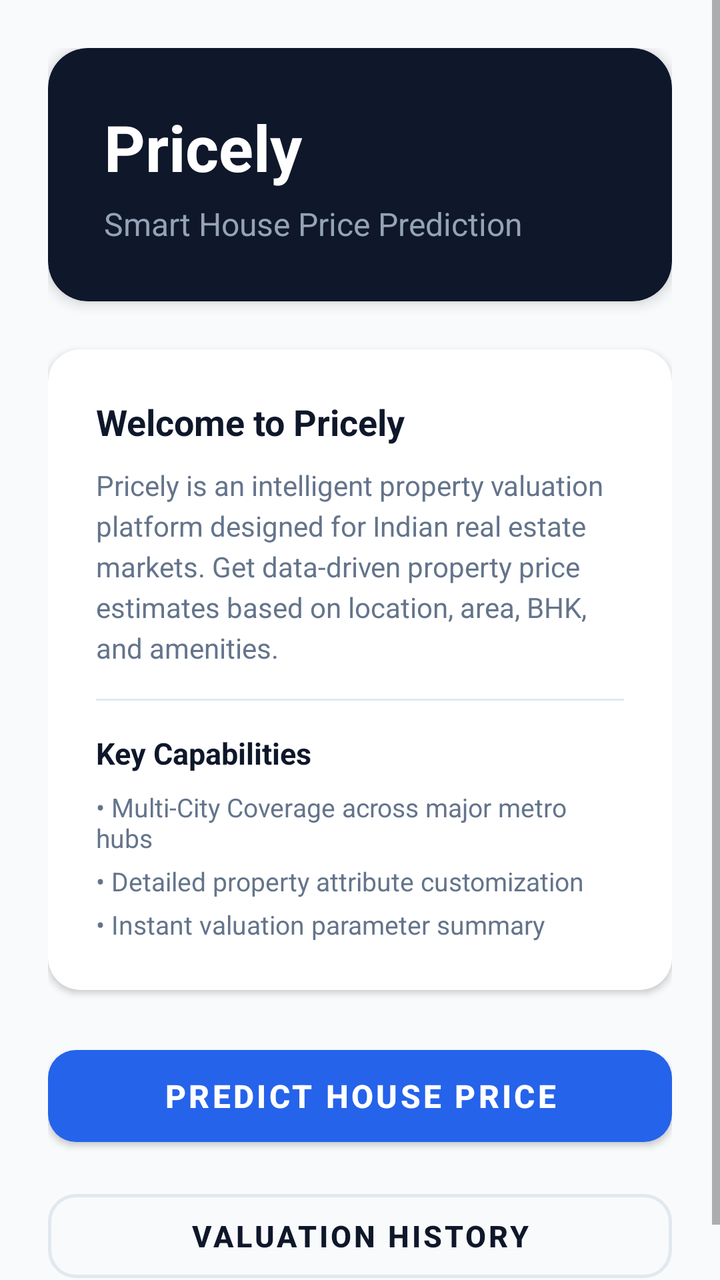
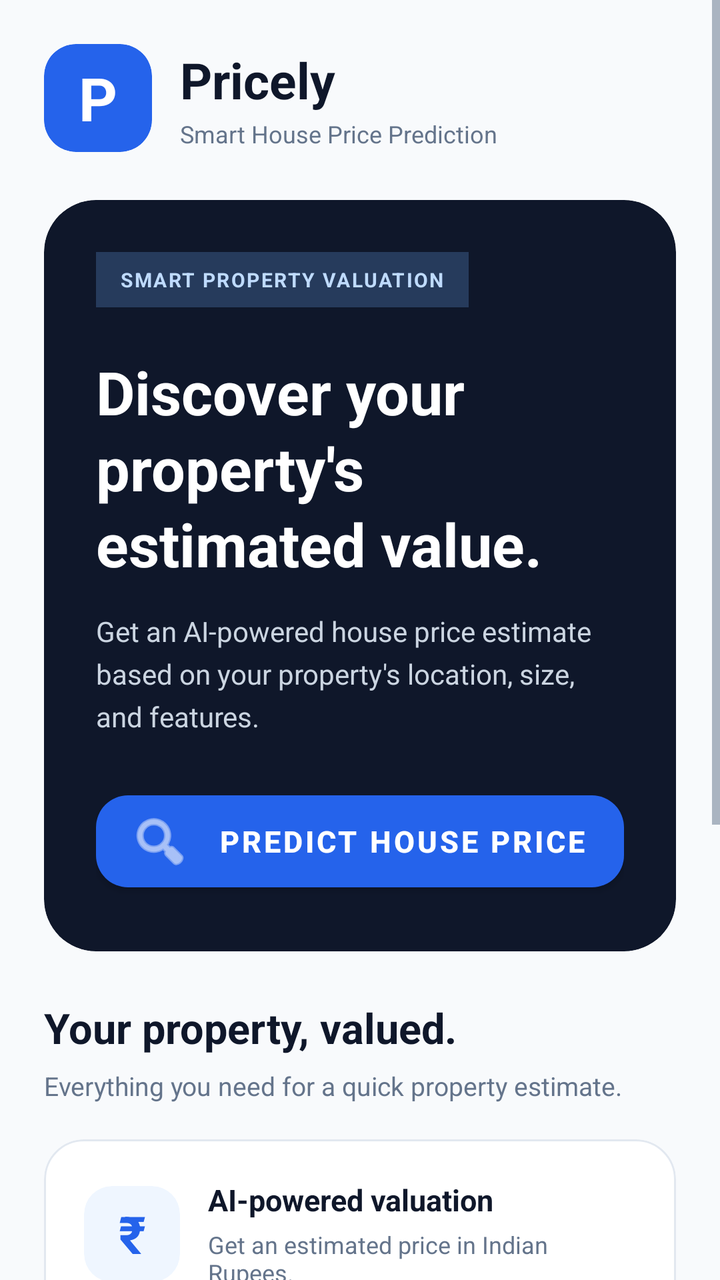

Compare the two renders of this Android layout. The source of the first and the diff that turns it into the second are given below.
<!-- AndroidManifest.xml: application theme Theme.Pricely -->
<!-- res/layout/activity_home.xml -->
<?xml version="1.0" encoding="utf-8"?>
<ScrollView xmlns:android="http://schemas.android.com/apk/res/android"
    xmlns:app="http://schemas.android.com/apk/res-auto"
    android:layout_width="match_parent"
    android:layout_height="match_parent"
    android:background="@color/bg_light"
    android:fillViewport="true">

    <LinearLayout
        android:layout_width="match_parent"
        android:layout_height="wrap_content"
        android:orientation="vertical"
        android:padding="24dp">

        
        <com.google.android.material.card.MaterialCardView
            android:layout_width="match_parent"
            android:layout_height="wrap_content"
            app:cardCornerRadius="20dp"
            app:cardElevation="4dp"
            app:cardBackgroundColor="@color/primary_navy"
            android:layout_marginBottom="24dp">

            <LinearLayout
                android:layout_width="match_parent"
                android:layout_height="wrap_content"
                android:orientation="vertical"
                android:padding="28dp">

                <TextView
                    android:layout_width="wrap_content"
                    android:layout_height="wrap_content"
                    android:text="@string/app_name"
                    android:textColor="#FFFFFF"
                    android:textSize="32sp"
                    android:textStyle="bold" />

                <TextView
                    android:layout_width="wrap_content"
                    android:layout_height="wrap_content"
                    android:layout_marginTop="6dp"
                    android:text="@string/app_tagline"
                    android:textColor="#94A3B8"
                    android:textSize="16sp" />

            </LinearLayout>
        </com.google.android.material.card.MaterialCardView>

        
        <com.google.android.material.card.MaterialCardView
            android:layout_width="match_parent"
            android:layout_height="wrap_content"
            app:cardCornerRadius="16dp"
            app:cardElevation="2dp"
            app:cardBackgroundColor="@color/card_bg"
            android:layout_marginBottom="24dp">

            <LinearLayout
                android:layout_width="match_parent"
                android:layout_height="wrap_content"
                android:orientation="vertical"
                android:padding="24dp">

                <TextView
                    android:layout_width="wrap_content"
                    android:layout_height="wrap_content"
                    android:text="@string/home_welcome_title"
                    android:textColor="@color/text_primary"
                    android:textSize="18sp"
                    android:textStyle="bold"
                    android:layout_marginBottom="10dp" />

                <TextView
                    android:layout_width="match_parent"
                    android:layout_height="wrap_content"
                    android:text="@string/home_description"
                    android:textColor="@color/text_secondary"
                    android:textSize="14sp"
                    android:lineSpacingExtra="4dp"
                    android:layout_marginBottom="16dp" />

                <View
                    android:layout_width="match_parent"
                    android:layout_height="1dp"
                    android:background="@color/border_color"
                    android:layout_marginBottom="16dp"/>

                <TextView
                    android:layout_width="wrap_content"
                    android:layout_height="wrap_content"
                    android:text="@string/home_feature_header"
                    android:textColor="@color/text_primary"
                    android:textSize="15sp"
                    android:textStyle="bold"
                    android:layout_marginBottom="8dp" />

                <TextView
                    android:layout_width="match_parent"
                    android:layout_height="wrap_content"
                    android:text="@string/home_feature_1"
                    android:textColor="@color/text_secondary"
                    android:textSize="13sp"
                    android:layout_marginBottom="4dp"/>

                <TextView
                    android:layout_width="match_parent"
                    android:layout_height="wrap_content"
                    android:text="@string/home_feature_2"
                    android:textColor="@color/text_secondary"
                    android:textSize="13sp"
                    android:layout_marginBottom="4dp"/>

                <TextView
                    android:layout_width="match_parent"
                    android:layout_height="wrap_content"
                    android:text="@string/home_feature_3"
                    android:textColor="@color/text_secondary"
                    android:textSize="13sp" />

            </LinearLayout>
        </com.google.android.material.card.MaterialCardView>

        
        <com.google.android.material.button.MaterialButton
            android:id="@+id/btnPredictHousePrice"
            android:layout_width="match_parent"
            android:layout_height="58dp"
            android:text="@string/home_btn_predict"
            android:textColor="#FFFFFF"
            android:textSize="16sp"
            android:textStyle="bold"
            app:cornerRadius="14dp"
            app:backgroundTint="@color/accent_blue"
            android:layout_marginBottom="14dp" />

        <com.google.android.material.button.MaterialButton
            android:id="@+id/btnValuationHistory"
            android:layout_width="match_parent"
            android:layout_height="54dp"
            android:text="@string/home_btn_history"
            android:textColor="@color/primary_navy"
            android:textSize="15sp"
            android:textStyle="bold"
            style="@style/Widget.MaterialComponents.Button.OutlinedButton"
            app:strokeColor="@color/border_color"
            app:strokeWidth="1.5dp"
            app:cornerRadius="14dp" />

    </LinearLayout>
</ScrollView>
<!-- resources referenced by this layout -->
<resources>
  <color name="accent_blue">#2563EB</color>
  <color name="bg_light">#F8FAFC</color>
  <color name="border_color">#E2E8F0</color>
  <color name="card_bg">#FFFFFF</color>
  <color name="primary_navy">#0F172A</color>
  <color name="text_primary">#0F172A</color>
  <color name="text_secondary">#64748B</color>
  <string name="app_name">Pricely</string>
  <string name="app_tagline">Smart House Price Prediction</string>
  <string name="home_btn_history">Valuation History</string>
  <string name="home_btn_predict">Predict House Price</string>
  <string name="home_description">Pricely is an intelligent property valuation platform designed for Indian real estate markets. Get data-driven property price estimates based on location, area, BHK, and amenities.</string>
  <string name="home_feature_1">• Multi-City Coverage across major metro hubs</string>
  <string name="home_feature_2">• Detailed property attribute customization</string>
  <string name="home_feature_3">• Instant valuation parameter summary</string>
  <string name="home_feature_header">Key Capabilities</string>
  <string name="home_welcome_title">Welcome to Pricely</string>
  <style name="Theme.Pricely" parent="Theme.MaterialComponents.DayNight.NoActionBar">
          <item name="colorPrimary">@color/accent_blue</item>
          <item name="colorPrimaryVariant">@color/primary_navy</item>
          <item name="colorOnPrimary">@color/card_bg</item>
          <item name="android:statusBarColor">@color/primary_navy</item>
      </style>
</resources>

<!-- the commit's change to res/layout/activity_home.xml (unified diff, before → after) -->
@@ -3,148 +3,354 @@
     xmlns:app="http://schemas.android.com/apk/res-auto"
     android:layout_width="match_parent"
     android:layout_height="match_parent"
-    android:background="@color/bg_light"
+    android:background="#F8FAFC"
     android:fillViewport="true">
 
     <LinearLayout
         android:layout_width="match_parent"
         android:layout_height="wrap_content"
         android:orientation="vertical"
-        android:padding="24dp">
+        android:padding="22dp">
+
+        
+        <LinearLayout
+            android:layout_width="match_parent"
+            android:layout_height="wrap_content"
+            android:gravity="center_vertical"
+            android:orientation="horizontal"
+            android:layout_marginBottom="24dp">
+
+            <com.google.android.material.card.MaterialCardView
+                android:layout_width="54dp"
+                android:layout_height="54dp"
+                app:cardBackgroundColor="#2563EB"
+                app:cardCornerRadius="16dp"
+                app:cardElevation="0dp">
+
+                <TextView
+                    android:layout_width="match_parent"
+                    android:layout_height="match_parent"
+                    android:gravity="center"
+                    android:text="P"
+                    android:textColor="#FFFFFF"
+                    android:textSize="30sp"
+                    android:textStyle="bold" />
+            </com.google.android.material.card.MaterialCardView>
+
+            <LinearLayout
+                android:layout_width="0dp"
+                android:layout_height="wrap_content"
+                android:layout_marginStart="14dp"
+                android:layout_weight="1"
+                android:orientation="vertical">
+
+                <TextView
+                    android:layout_width="wrap_content"
+                    android:layout_height="wrap_content"
+                    android:text="@string/app_name"
+                    android:textColor="#0F172A"
+                    android:textSize="25sp"
+                    android:textStyle="bold" />
+
+                <TextView
+                    android:layout_width="wrap_content"
+                    android:layout_height="wrap_content"
+                    android:layout_marginTop="2dp"
+                    android:text="@string/app_tagline"
+                    android:textColor="#64748B"
+                    android:textSize="12sp" />
+            </LinearLayout>
+        </LinearLayout>
 
         
         <com.google.android.material.card.MaterialCardView
             android:layout_width="match_parent"
             android:layout_height="wrap_content"
-            app:cardCornerRadius="20dp"
-            app:cardElevation="4dp"
-            app:cardBackgroundColor="@color/primary_navy"
-            android:layout_marginBottom="24dp">
+            android:layout_marginBottom="24dp"
+            app:cardBackgroundColor="#0F172A"
+            app:cardCornerRadius="26dp"
+            app:cardElevation="0dp">
 
             <LinearLayout
                 android:layout_width="match_parent"
                 android:layout_height="wrap_content"
                 android:orientation="vertical"
-                android:padding="28dp">
+                android:padding="26dp">
 
                 <TextView
                     android:layout_width="wrap_content"
                     android:layout_height="wrap_content"
-                    android:text="@string/app_name"
+                    android:background="#263B5C"
+                    android:paddingHorizontal="12dp"
+                    android:paddingVertical="7dp"
+                    android:text="SMART PROPERTY VALUATION"
+                    android:textColor="#BFDBFE"
+                    android:textSize="10sp"
+                    android:textStyle="bold"
+                    android:letterSpacing="0.08" />
+
+                <TextView
+                    android:layout_width="match_parent"
+                    android:layout_height="wrap_content"
+                    android:layout_marginTop="22dp"
+                    android:text="Discover your property's estimated value."
                     android:textColor="#FFFFFF"
-                    android:textSize="32sp"
-                    android:textStyle="bold" />
-
-                <TextView
-                    android:layout_width="wrap_content"
-                    android:layout_height="wrap_content"
-                    android:layout_marginTop="6dp"
-                    android:text="@string/app_tagline"
-                    android:textColor="#94A3B8"
-                    android:textSize="16sp" />
+                    android:textSize="30sp"
+                    android:textStyle="bold"
+                    android:lineSpacingExtra="3dp" />
+
+                <TextView
+                    android:layout_width="match_parent"
+                    android:layout_height="wrap_content"
+                    android:layout_marginTop="14dp"
+                    android:layout_marginBottom="24dp"
+                    android:text="Get an AI-powered house price estimate based on your property's location, size, and features."
+                    android:textColor="#CBD5E1"
+                    android:textSize="14sp"
+                    android:lineSpacingExtra="5dp" />
+
+                <com.google.android.material.button.MaterialButton
+                    android:id="@+id/btnPredictHousePrice"
+                    android:layout_width="match_parent"
+                    android:layout_height="58dp"
+                    android:text="@string/home_btn_predict"
+                    android:textColor="#FFFFFF"
+                    android:textSize="15sp"
+                    android:textStyle="bold"
+                    app:backgroundTint="#2563EB"
+                    app:cornerRadius="16dp"
+                    app:icon="@android:drawable/ic_menu_search"
+                    app:iconTint="#FFFFFF"
+                    app:iconPadding="10dp" />
 
             </LinearLayout>
         </com.google.android.material.card.MaterialCardView>
 
         
+        <TextView
+            android:layout_width="match_parent"
+            android:layout_height="wrap_content"
+            android:layout_marginBottom="6dp"
+            android:text="Your property, valued."
+            android:textColor="#0F172A"
+            android:textSize="21sp"
+            android:textStyle="bold" />
+
+        <TextView
+            android:layout_width="match_parent"
+            android:layout_height="wrap_content"
+            android:layout_marginBottom="18dp"
+            android:text="Everything you need for a quick property estimate."
+            android:textColor="#64748B"
+            android:textSize="13sp" />
+
+        
         <com.google.android.material.card.MaterialCardView
             android:layout_width="match_parent"
             android:layout_height="wrap_content"
-            app:cardCornerRadius="16dp"
-            app:cardElevation="2dp"
-            app:cardBackgroundColor="@color/card_bg"
-            android:layout_marginBottom="24dp">
+            android:layout_marginBottom="22dp"
+            app:cardBackgroundColor="#FFFFFF"
+            app:cardCornerRadius="20dp"
+            app:cardElevation="0dp"
+            app:strokeColor="#E2E8F0"
+            app:strokeWidth="1dp">
 
             <LinearLayout
                 android:layout_width="match_parent"
                 android:layout_height="wrap_content"
                 android:orientation="vertical"
-                android:padding="24dp">
-
-                <TextView
-                    android:layout_width="wrap_content"
-                    android:layout_height="wrap_content"
-                    android:text="@string/home_welcome_title"
-                    android:textColor="@color/text_primary"
-                    android:textSize="18sp"
-                    android:textStyle="bold"
-                    android:layout_marginBottom="10dp" />
-
-                <TextView
-                    android:layout_width="match_parent"
-                    android:layout_height="wrap_content"
-                    android:text="@string/home_description"
-                    android:textColor="@color/text_secondary"
-                    android:textSize="14sp"
-                    android:lineSpacingExtra="4dp"
-                    android:layout_marginBottom="16dp" />
+                android:padding="20dp">
+
+                
+                <LinearLayout
+                    android:layout_width="match_parent"
+                    android:layout_height="wrap_content"
+                    android:gravity="center_vertical"
+                    android:orientation="horizontal">
+
+                    <com.google.android.material.card.MaterialCardView
+                        android:layout_width="48dp"
+                        android:layout_height="48dp"
+                        app:cardBackgroundColor="#EFF6FF"
+                        app:cardCornerRadius="14dp"
+                        app:cardElevation="0dp">
+
+                        <TextView
+                            android:layout_width="match_parent"
+                            android:layout_height="match_parent"
+                            android:gravity="center"
+                            android:text="₹"
+                            android:textColor="#2563EB"
+                            android:textSize="26sp"
+                            android:textStyle="bold" />
+                    </com.google.android.material.card.MaterialCardView>
+
+                    <LinearLayout
+                        android:layout_width="0dp"
+                        android:layout_height="wrap_content"
+                        android:layout_marginStart="14dp"
+                        android:layout_weight="1"
+                        android:orientation="vertical">
+
+                        <TextView
+                            android:layout_width="match_parent"
+                            android:layout_height="wrap_content"
+                            android:text="AI-powered valuation"
+                            android:textColor="#0F172A"
+                            android:textSize="15sp"
+                            android:textStyle="bold" />
+
+                        <TextView
+                            android:layout_width="match_parent"
+                            android:layout_height="wrap_content"
+                            android:layout_marginTop="4dp"
+                            android:text="Get an estimated price in Indian Rupees."
+                            android:textColor="#64748B"
+                            android:textSize="12sp" />
+                    </LinearLayout>
+                </LinearLayout>
 
                 <View
                     android:layout_width="match_parent"
                     android:layout_height="1dp"
-                    android:background="@color/border_color"
-                    android:layout_marginBottom="16dp"/>
-
-                <TextView
-                    android:layout_width="wrap_content"
-                    android:layout_height="wrap_content"
-                    android:text="@string/home_feature_header"
-                    android:textColor="@color/text_primary"
-                    android:textSize="15sp"
-                    android:textStyle="bold"
-                    android:layout_marginBottom="8dp" />
-
-                <TextView
-                    android:layout_width="match_parent"
-                    android:layout_height="wrap_content"
-                    android:text="@string/home_feature_1"
-                    android:textColor="@color/text_secondary"
-                    android:textSize="13sp"
-                    android:layout_marginBottom="4dp"/>
-
-                <TextView
-                    android:layout_width="match_parent"
-                    android:layout_height="wrap_content"
-                    android:text="@string/home_feature_2"
-                    android:textColor="@color/text_secondary"
-                    android:textSize="13sp"
-                    android:layout_marginBottom="4dp"/>
-
-                <TextView
-                    android:layout_width="match_parent"
-                    android:layout_height="wrap_content"
-                    android:text="@string/home_feature_3"
-                    android:textColor="@color/text_secondary"
-                    android:textSize="13sp" />
+                    android:layout_marginVertical="18dp"
+                    android:background="#E2E8F0" />
+
+                
+                <LinearLayout
+                    android:layout_width="match_parent"
+                    android:layout_height="wrap_content"
+                    android:gravity="center_vertical"
+                    android:orientation="horizontal">
+
+                    <com.google.android.material.card.MaterialCardView
+                        android:layout_width="48dp"
+                        android:layout_height="48dp"
+                        app:cardBackgroundColor="#F0FDF4"
+                        app:cardCornerRadius="14dp"
+                        app:cardElevation="0dp">
+
+                        <TextView
+                            android:layout_width="match_parent"
+                            android:layout_height="match_parent"
+                            android:gravity="center"
+                            android:text="⌂"
+                            android:textColor="#15803D"
+                            android:textSize="28sp"
+                            android:textStyle="bold" />
+                    </com.google.android.material.card.MaterialCardView>
+
+                    <LinearLayout
+                        android:layout_width="0dp"
+                        android:layout_height="wrap_content"
+                        android:layout_marginStart="14dp"
+                        android:layout_weight="1"
+                        android:orientation="vertical">
+
+                        <TextView
+                            android:layout_width="match_parent"
+                            android:layout_height="wrap_content"
+                            android:text="Property-specific estimates"
+                            android:textColor="#0F172A"
+                            android:textSize="15sp"
+                            android:textStyle="bold" />
+
+                        <TextView
+                            android:layout_width="match_parent"
+                            android:layout_height="wrap_content"
+                            android:layout_marginTop="4dp"
+                            android:text="Use location, area, BHK, and other details."
+                            android:textColor="#64748B"
+                            android:textSize="12sp" />
+                    </LinearLayout>
+                </LinearLayout>
+
+                <View
+                    android:layout_width="match_parent"
+                    android:layout_height="1dp"
+                    android:layout_marginVertical="18dp"
+                    android:background="#E2E8F0" />
+
+                
+                <LinearLayout
+                    android:layout_width="match_parent"
+                    android:layout_height="wrap_content"
+                    android:gravity="center_vertical"
+                    android:orientation="horizontal">
+
+                    <com.google.android.material.card.MaterialCardView
+                        android:layout_width="48dp"
+                        android:layout_height="48dp"
+                        app:cardBackgroundColor="#F5F3FF"
+                        app:cardCornerRadius="14dp"
+                        app:cardElevation="0dp">
+
+                        <TextView
+                            android:layout_width="match_parent"
+                            android:layout_height="match_parent"
+                            android:gravity="center"
+                            android:text="↻"
+                            android:textColor="#7C3AED"
+                            android:textSize="27sp"
+                            android:textStyle="bold" />
+                    </com.google.android.material.card.MaterialCardView>
+
+                    <LinearLayout
+                        android:layout_width="0dp"
+                        android:layout_height="wrap_content"
+                        android:layout_marginStart="14dp"
+                        android:layout_weight="1"
+                        android:orientation="vertical">
+
+                        <TextView
+                            android:layout_width="match_parent"
+                            android:layout_height="wrap_content"
+                            android:text="Saved valuation history"
+                            android:textColor="#0F172A"
+                            android:textSize="15sp"
+                            android:textStyle="bold" />
+
+                        <TextView
+                            android:layout_width="match_parent"
+                            android:layout_height="wrap_content"
+                            android:layout_marginTop="4dp"
+                            android:text="Review your previous property estimates."
+                            android:textColor="#64748B"
+                            android:textSize="12sp" />
+                    </LinearLayout>
+                </LinearLayout>
 
             </LinearLayout>
         </com.google.android.material.card.MaterialCardView>
 
         
         <com.google.android.material.button.MaterialButton
-            android:id="@+id/btnPredictHousePrice"
+            android:id="@+id/btnValuationHistory"
             android:layout_width="match_parent"
             android:layout_height="58dp"
-            android:text="@string/home_btn_predict"
-            android:textColor="#FFFFFF"
-            android:textSize="16sp"
-            android:textStyle="bold"
-            app:cornerRadius="14dp"
-            app:backgroundTint="@color/accent_blue"
-            android:layout_marginBottom="14dp" />
-
-        <com.google.android.material.button.MaterialButton
-            android:id="@+id/btnValuationHistory"
-            android:layout_width="match_parent"
-            android:layout_height="54dp"
+            android:layout_marginBottom="18dp"
             android:text="@string/home_btn_history"
-            android:textColor="@color/primary_navy"
+            android:textColor="#0F172A"
             android:textSize="15sp"
             android:textStyle="bold"
-            style="@style/Widget.MaterialComponents.Button.OutlinedButton"
-            app:strokeColor="@color/border_color"
-            app:strokeWidth="1.5dp"
-            app:cornerRadius="14dp" />
+            app:backgroundTint="#FFFFFF"
+            app:cornerRadius="16dp"
+            app:strokeColor="#CBD5E1"
+            app:strokeWidth="1dp"
+            app:icon="@android:drawable/ic_menu_recent_history"
+            app:iconTint="#2563EB"
+            app:iconPadding="10dp" />
+
+        
+        <TextView
+            android:layout_width="match_parent"
+            android:layout_height="wrap_content"
+            android:layout_marginBottom="12dp"
+            android:gravity="center"
+            android:text="ESTIMATES ARE FOR INFORMATIONAL PURPOSES"
+            android:textColor="#94A3B8"
+            android:textSize="10sp"
+            android:letterSpacing="0.06" />
 
     </LinearLayout>
 </ScrollView>
<!-- resource entries referenced after the edit -->
@@ -2,7 +2,6 @@
 <resources>
   <color name="accent_blue">#2563EB</color>
   <color name="bg_light">#F8FAFC</color>
-  <color name="border_color">#E2E8F0</color>
   <color name="card_bg">#FFFFFF</color>
   <color name="primary_navy">#0F172A</color>
   <color name="text_primary">#0F172A</color>
@@ -11,17 +10,15 @@
   <string name="app_tagline">Smart House Price Prediction</string>
   <string name="home_btn_history">Valuation History</string>
   <string name="home_btn_predict">Predict House Price</string>
-  <string name="home_description">Pricely is an intelligent property valuation platform designed for Indian real estate markets. Get data-driven property price estimates based on location, area, BHK, and amenities.</string>
-  <string name="home_feature_1">• Multi-City Coverage across major metro hubs</string>
-  <string name="home_feature_2">• Detailed property attribute customization</string>
-  <string name="home_feature_3">• Instant valuation parameter summary</string>
-  <string name="home_feature_header">Key Capabilities</string>
-  <string name="home_welcome_title">Welcome to Pricely</string>
-  <style name="Theme.Pricely" parent="Theme.MaterialComponents.DayNight.NoActionBar">
+  <style name="Theme.Pricely" parent="Theme.MaterialComponents.Light.NoActionBar">
           <item name="colorPrimary">@color/accent_blue</item>
           <item name="colorPrimaryVariant">@color/primary_navy</item>
           <item name="colorOnPrimary">@color/card_bg</item>
           <item name="android:statusBarColor">@color/primary_navy</item>
+          <item name="android:textColorPrimary">@color/text_primary</item>
+          <item name="android:textColorSecondary">@color/text_secondary</item>
+          <item name="android:editTextColor">@color/text_primary</item>
+          <item name="android:windowBackground">@color/bg_light</item>
       </style>
 </resources>
 
